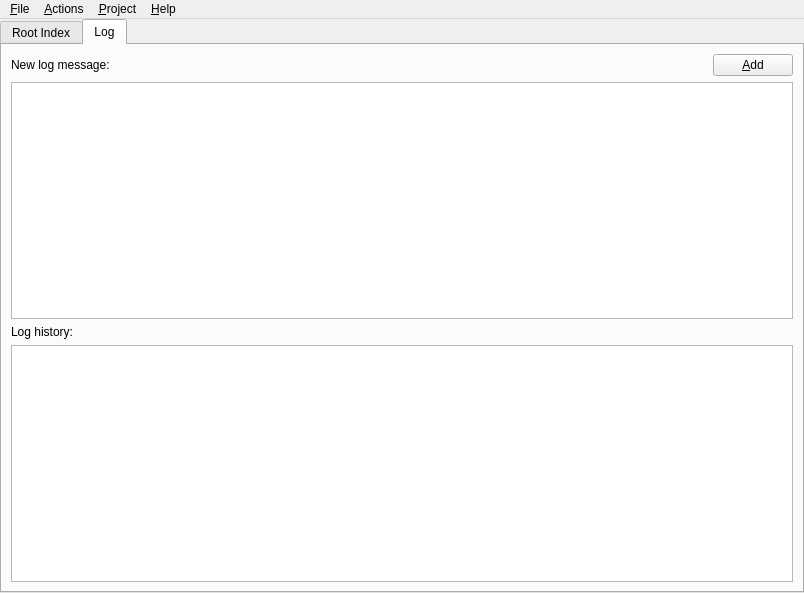
Old version of the form forms/mainwindow.ui in the repository skriticos/nelia1.
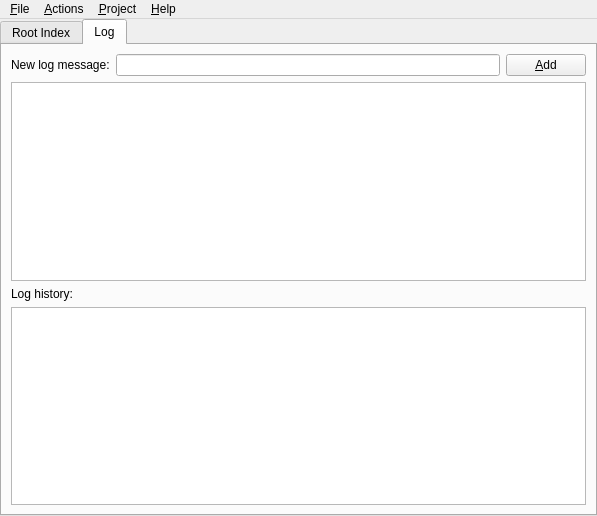
New version of the form. The open tabs and pages were chosen to show the change.

What changed in the file:
```diff
--- a/forms/mainwindow.ui
+++ b/forms/mainwindow.ui
@@ -6,8 +6,8 @@
    <rect>
     <x>0</x>
     <y>0</y>
-    <width>804</width>
-    <height>593</height>
+    <width>597</width>
+    <height>516</height>
    </rect>
   </property>
   <property name="windowTitle">
@@ -92,17 +92,7 @@
             </widget>
            </item>
            <item row="0" column="1">
-            <spacer name="horizontalSpacer">
-             <property name="orientation">
-              <enum>Qt::Horizontal</enum>
-             </property>
-             <property name="sizeHint" stdset="0">
-              <size>
-               <width>562</width>
-               <height>20</height>
-              </size>
-             </property>
-            </spacer>
+            <widget class="QLineEdit" name="line_log_summary"/>
            </item>
            <item row="0" column="2">
             <widget class="QPushButton" name="push_add_log">
@@ -129,7 +119,10 @@
             </widget>
            </item>
            <item row="3" column="0" colspan="3">
-            <widget class="QTableWidget" name="table_log_history">
+            <widget class="QTableView" name="table_log_history">
+             <property name="editTriggers">
+              <set>QAbstractItemView::NoEditTriggers</set>
+             </property>
              <property name="sortingEnabled">
               <bool>true</bool>
              </property>
@@ -149,7 +142,7 @@
     <rect>
      <x>0</x>
      <y>0</y>
-     <width>804</width>
+     <width>597</width>
      <height>25</height>
     </rect>
    </property>
```
Left out of the diff: 4 changed lines with no effect on the pictures.
